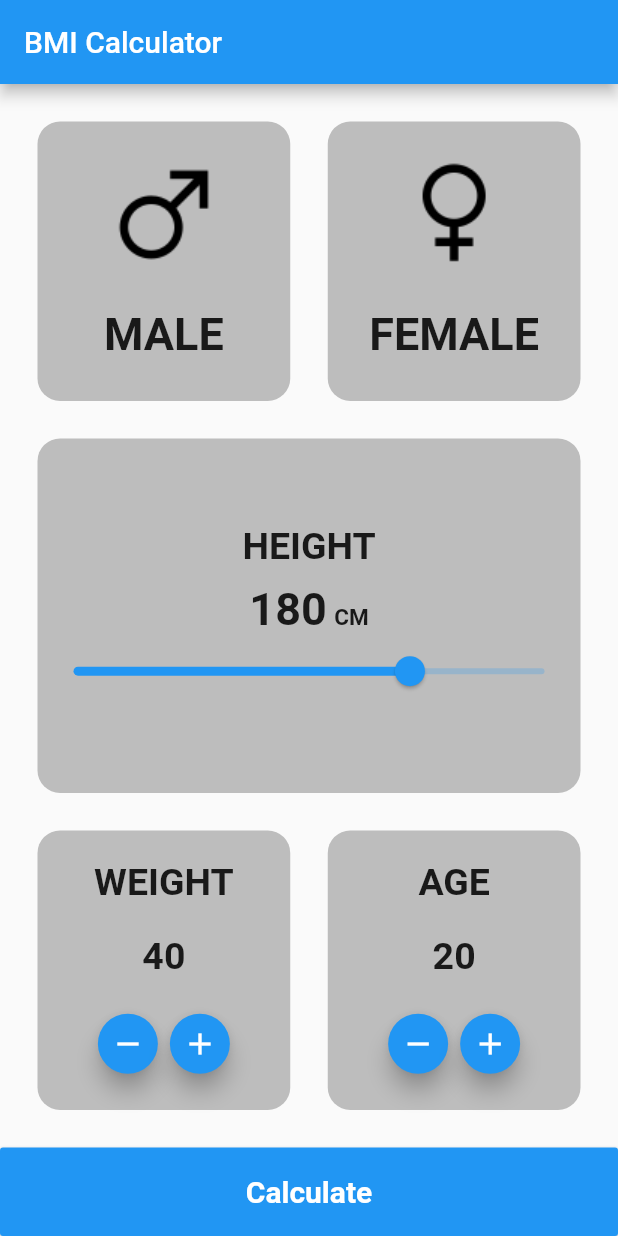
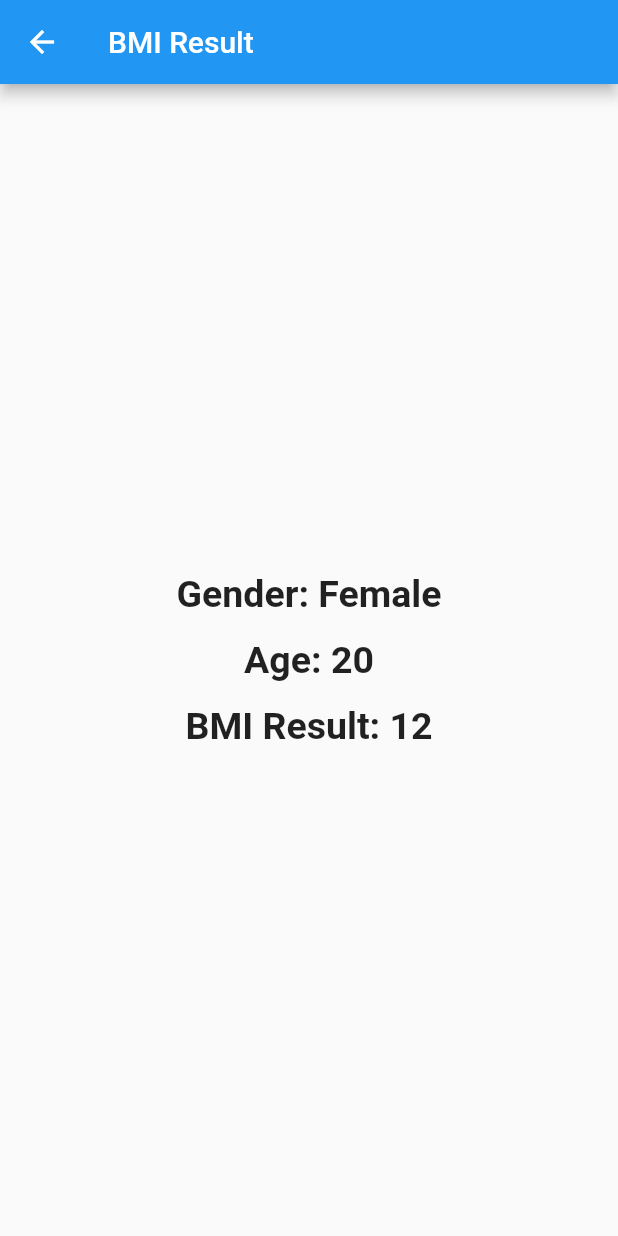
Before and after one commit to Youssef-Remah/BMI_Calculator, a Flutter app: the screen it shows after launch, after a tap on "Calculate", on a phone screen of 412 x 824 dp. Run offline on Flutter 3.47's test engine with Material 2 defaults, Android fonts, the phone set to English and light mode, and no system bars.

Commit message:
Added result screen

```diff
--- /dev/null
+++ b/lib/bmi_result_screeen.dart
@@ -0,0 +1,49 @@
+import 'package:flutter/material.dart';
+
+class BMIResultScreen extends StatelessWidget {
+  const BMIResultScreen(
+      {super.key,
+      required this.isMale,
+      required this.ageValue,
+      required this.bmiResult});
+
+  final bool isMale;
+
+  final int ageValue;
+
+  final double bmiResult;
+
+  @override
+  Widget build(BuildContext context) {
+    return Scaffold(
+      appBar: AppBar(
+        title: Text('BMI Result'),
+      ),
+      body: Center(
+        child: Column(
+          mainAxisAlignment: MainAxisAlignment.center,
+          children: [
+            Text(
+              'Gender: ${(isMale) ? 'Male' : 'Female'}',
+              style: TextStyle(fontSize: 25.0, fontWeight: FontWeight.bold),
+            ),
+            SizedBox(
+              height: 15.0,
+            ),
+            Text(
+              'Age: ${ageValue}',
+              style: TextStyle(fontSize: 25.0, fontWeight: FontWeight.bold),
+            ),
+            SizedBox(
+              height: 15.0,
+            ),
+            Text(
+              'BMI Result: ${bmiResult.round()}',
+              style: TextStyle(fontSize: 25.0, fontWeight: FontWeight.bold),
+            ),
+          ],
+        ),
+      ),
+    );
+  }
+}
--- a/lib/bmi_screen.dart
+++ b/lib/bmi_screen.dart
@@ -1,3 +1,6 @@
+import 'dart:math';
+
+import 'package:bmi_calculator/bmi_result_screeen.dart';
 import 'package:flutter/material.dart';
 
 class BmiScreen extends StatefulWidget {
@@ -22,13 +25,9 @@ class _BmiScreenState extends State<BmiScreen> {
       ),
       body: Column(
         children: [
-          //First Section (Gender Buttons)
           genderSelection(),
-
           heightSelection(),
-
           weightAndAgeSelection(),
-
           calculationButton(),
         ],
       ),
@@ -201,6 +200,7 @@ class _BmiScreenState extends State<BmiScreen> {
                             },
                             child: Icon(Icons.remove),
                             mini: true,
+                            heroTag: 'weight-',
                           ),
                           FloatingActionButton(
                             mini: true,
@@ -210,6 +210,7 @@ class _BmiScreenState extends State<BmiScreen> {
                               });
                             },
                             child: Icon(Icons.add),
+                            heroTag: 'weight+',
                           ),
                         ],
                       )
@@ -250,6 +251,7 @@ class _BmiScreenState extends State<BmiScreen> {
                             },
                             child: Icon(Icons.remove),
                             mini: true,
+                            heroTag: 'age-',
                           ),
                           FloatingActionButton(
                             mini: true,
@@ -259,6 +261,7 @@ class _BmiScreenState extends State<BmiScreen> {
                               });
                             },
                             child: Icon(Icons.add),
+                            heroTag: 'age+',
                           ),
                         ],
                       )
@@ -276,7 +279,18 @@ class _BmiScreenState extends State<BmiScreen> {
       child: MaterialButton(
         color: Colors.blue,
         minWidth: double.infinity,
-        onPressed: () {},
+        onPressed: () {
+          double bmiResult = weightValue / pow(heightValue / 100, 2);
+
+          Navigator.push(
+              context,
+              MaterialPageRoute(
+                  builder: (context) => BMIResultScreen(
+                        isMale: isMale,
+                        ageValue: ageValue,
+                        bmiResult: bmiResult,
+                      )));
+        },
         child: Text(
           'Calculate',
           style: TextStyle(
```
